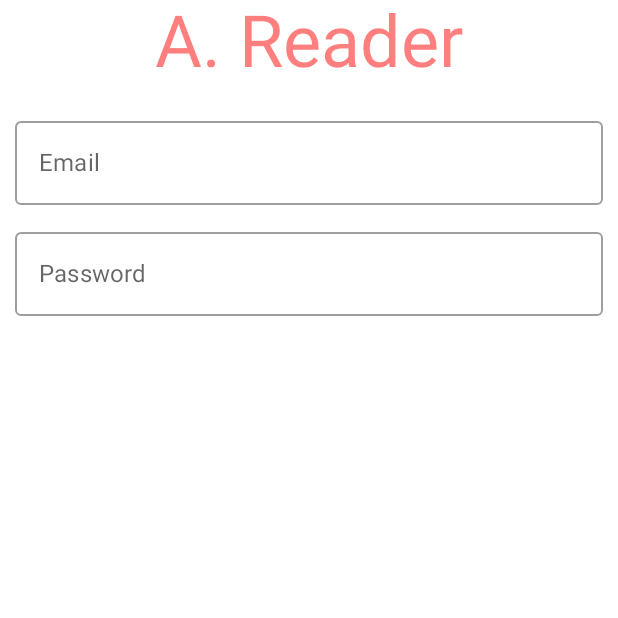
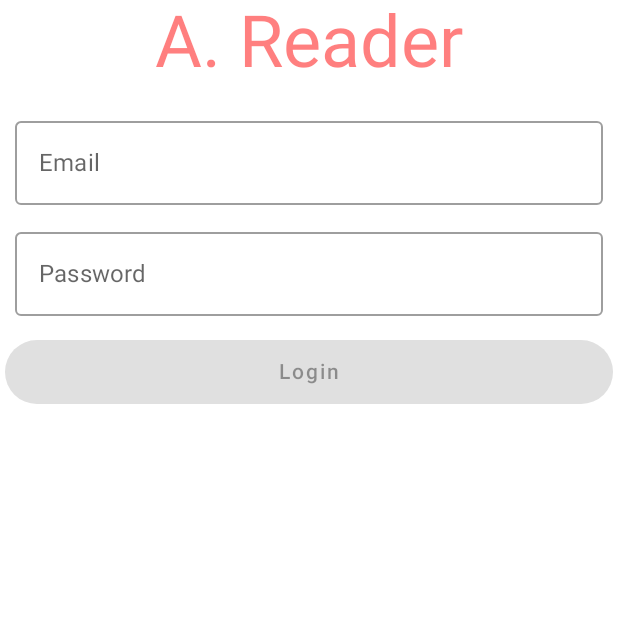
Before and after one commit to matheusgomes2020/JetAReader, an Android app built with Jetpack Compose: the screen it shows after launch (MainActivity), on a phone screen of 412 x 824 dp, the top half of it. Run offline under Robolectric (Android 15) with nearby library versions, the phone set to English and light mode, and no system bars; our stand-ins replace Dagger/Hilt's generated code, Firebase (no records; nobody signed in at launch, a user with empty details on screens opened directly).

Commit message:
Showing Login Form and Login Button.

```diff
--- a/app/src/main/java/com/example/jetareader/screens/login/ReaderLoginScreen.kt
+++ b/app/src/main/java/com/example/jetareader/screens/login/ReaderLoginScreen.kt
@@ -4,6 +4,7 @@ import android.util.Log
 import androidx.compose.foundation.background
 import androidx.compose.foundation.layout.*
 import androidx.compose.foundation.rememberScrollState
+import androidx.compose.foundation.shape.CircleShape
 import androidx.compose.foundation.text.KeyboardActions
 import androidx.compose.foundation.text.KeyboardOptions
 import androidx.compose.foundation.verticalScroll
@@ -18,6 +19,7 @@ import androidx.compose.runtime.saveable.rememberSaveable
 import androidx.compose.ui.Alignment
 import androidx.compose.ui.ExperimentalComposeUiApi
 import androidx.compose.ui.Modifier
+import androidx.compose.ui.draw.scale
 import androidx.compose.ui.focus.FocusRequester
 import androidx.compose.ui.focus.focusRequester
 import androidx.compose.ui.platform.LocalSoftwareKeyboardController
@@ -66,12 +68,12 @@ fun UserForm(
 
         ) {
 
-    val email = rememberSaveable { mutableStateOf("" ) }
-    val passWord = rememberSaveable { mutableStateOf("" ) }
-    val passWordVisibility = rememberSaveable { mutableStateOf( false ) }
+    val email = rememberSaveable { mutableStateOf("") }
+    val passWord = rememberSaveable { mutableStateOf("") }
+    val passWordVisibility = rememberSaveable { mutableStateOf(false) }
     val passWordFocusRequest = FocusRequester.Default
     val keyboardController = LocalSoftwareKeyboardController.current
-    val valid = remember( email.value, passWord.value ) {
+    val valid = remember(email.value, passWord.value) {
 
         email.value.trim().isNotEmpty() && passWord.value.trim().isNotEmpty()
 
@@ -82,29 +84,61 @@ fun UserForm(
         .background(MaterialTheme.colors.background)
         .verticalScroll(rememberScrollState())
 
-    Column( modifier, horizontalAlignment = Alignment.CenterHorizontally ) {
+    Column(modifier, horizontalAlignment = Alignment.CenterHorizontally) {
 
-        EmailInput( emailState = email, enabled = !loading, onAction = KeyboardActions {
+        EmailInput(
+            emailState = email, enabled = !loading,
+            onAction = KeyboardActions {
 
-            passWordFocusRequest.requestFocus()
+                passWordFocusRequest.requestFocus()
 
-        }, )
+            },
+        )
 
         PassWordInput(
-            modifier = Modifier.focusRequester( passWordFocusRequest ),
+            modifier = Modifier.focusRequester(passWordFocusRequest),
             passWordState = passWord,
             labelId = "Password",
             enabled = !loading,
             passWordVisibility = passWordVisibility,
             onAction = KeyboardActions {
 
-                if ( !valid ) return@KeyboardActions
-                onDone( email.value.trim(), passWord.value.trim() )
+                if (!valid) return@KeyboardActions
+                onDone(email.value.trim(), passWord.value.trim())
 
-            } )
+            })
+
+        SubmitButton(
+
+            textId = if (isCreateAccount) "Create Account" else "Login",
+            loading = loading,
+            validInputs = valid
+        ) {
+
+            onDone(email.value.trim(), passWord.value.trim())
+        }
+
 
     }
+}
 
+@Composable
+fun SubmitButton(textId: String ,
+                  loading: Boolean ,
+                  validInputs: Boolean,
+                onClick: () -> Unit ) {
 
+    Button(
+        onClick,
+        modifier = Modifier
+            .padding(3.dp)
+            .fillMaxWidth(),
+        enabled = !loading && validInputs,
+        shape = CircleShape) {
+
+        if ( loading ) CircularProgressIndicator( modifier = Modifier.size( 25.dp ) )
+        else Text( text = textId, modifier = Modifier.padding( 5.dp ) )
+
+        }
 
 }
```
